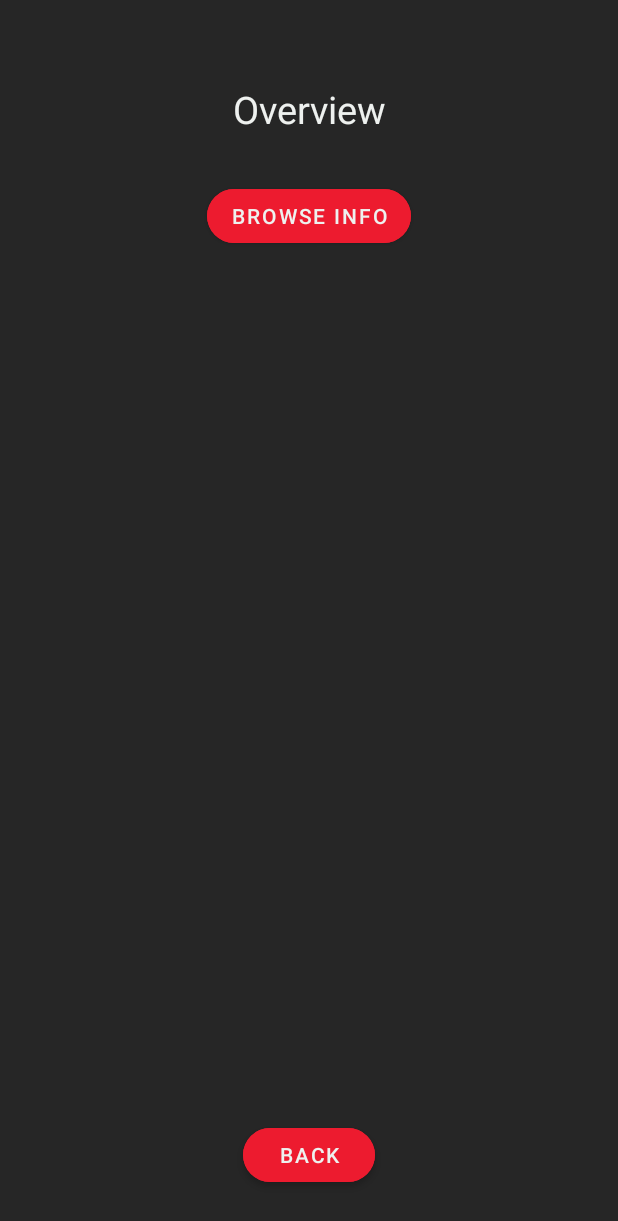
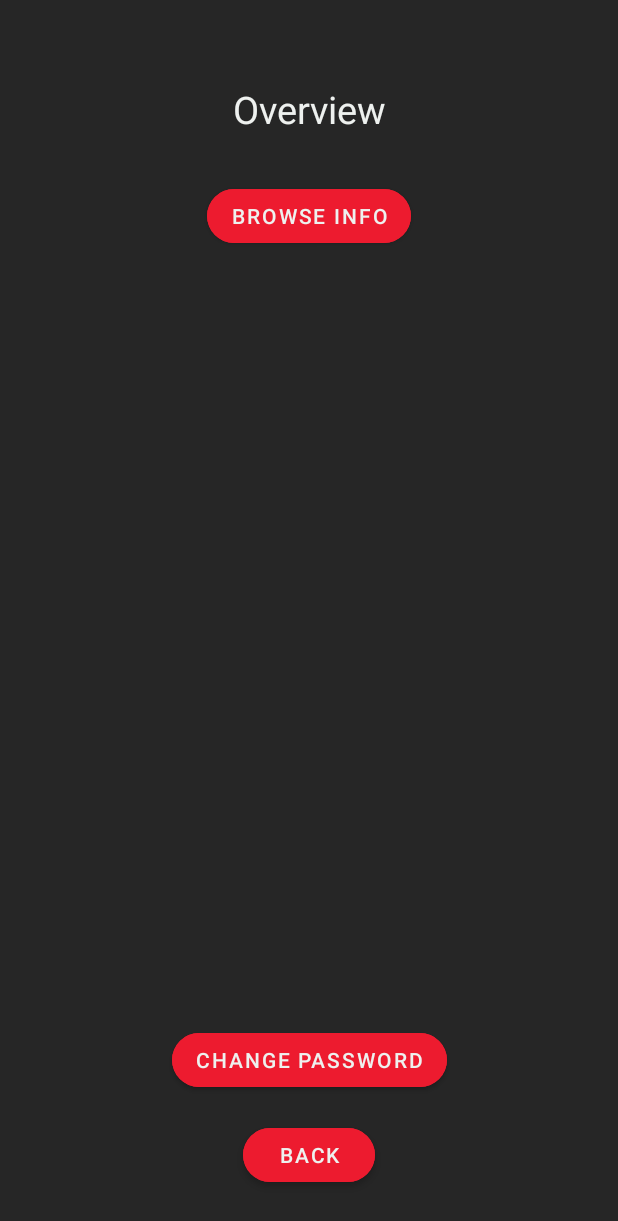
Before and after one commit to McGill-ECSE321-Fall2021/project-group-12, an Android app: the layout manageaccount_page.xml on its own in the app's theme, with its tools: preview values and no code run, on a phone screen of 412 x 824 dp. Shown: the top 1221 px of the screen. Run offline under Robolectric (Android 15) with nearby library versions, the phone set to English and light mode, and no system bars.

Commit message:
Aesthetic Update and Adding changePassword function

```diff
--- a/LibraryAndroid/app/src/main/java/ca/mcgill/ecse321/library_android/HttpUtils.java
+++ b/LibraryAndroid/app/src/main/java/ca/mcgill/ecse321/library_android/HttpUtils.java
@@ -31,6 +31,10 @@ public class HttpUtils {
         client.post(getAbsoluteUrl(url), params, responseHandler);
     }
 
+    public static void put(String url, RequestParams params, AsyncHttpResponseHandler responseHandler) {
+        client.put(getAbsoluteUrl(url), params, responseHandler);
+    }
+
     public static void getByUrl(String url, RequestParams params, AsyncHttpResponseHandler responseHandler) {
         client.get(url, params, responseHandler);
     }
--- a/LibraryAndroid/app/src/main/res/layout/manageaccount_page.xml
+++ b/LibraryAndroid/app/src/main/res/layout/manageaccount_page.xml
@@ -1,21 +1,10 @@
 <?xml version="1.0" encoding="utf-8"?>
 <androidx.constraintlayout.widget.ConstraintLayout xmlns:android="http://schemas.android.com/apk/res/android"
     xmlns:app="http://schemas.android.com/apk/res-auto"
-    xmlns:tools="http://schemas.android.com/tools"
     android:layout_width="match_parent"
     android:layout_height="match_parent"
     android:background="@color/dark_color"
     app:layout_behavior="@string/appbar_scrolling_view_behavior">
-
-    <LinearLayout
-        android:layout_width="match_parent"
-        android:layout_height="wrap_content"
-        android:orientation="vertical"
-        app:layout_constraintLeft_toLeftOf="parent"
-        app:layout_constraintRight_toRightOf="parent"
-        app:layout_constraintTop_toTopOf="parent">
-
-    </LinearLayout>
 
     <TextView
         android:id="@+id/manageaccount_error"
@@ -48,6 +37,7 @@
         app:layout_constraintTop_toTopOf="parent" />
 
     <Button
+        android:id="@+id/button_manageAccount_toOnlineuser"
         android:layout_width="wrap_content"
         android:layout_height="wrap_content"
         android:layout_gravity="center"
@@ -65,7 +55,7 @@
         app:layout_constraintStart_toStartOf="parent" />
 
     <Button
-        android:id="@+id/button"
+        android:id="@+id/button_showUserInfo"
         android:layout_width="wrap_content"
         android:layout_height="wrap_content"
         android:layout_gravity="center"
@@ -82,6 +72,24 @@
         app:layout_constraintStart_toStartOf="parent"
         app:layout_constraintTop_toBottomOf="@+id/accountManagement_text" />
 
+    <Button
+        android:id="@+id/button_changePassword"
+        android:layout_width="wrap_content"
+        android:layout_height="wrap_content"
+        android:layout_gravity="center"
+        android:layout_marginStart="153dp"
+        android:layout_marginEnd="153dp"
+        android:layout_marginBottom="15dp"
+        android:backgroundTint="@color/primary_color"
+        android:gravity="center"
+        android:onClick="toChangePassword"
+        android:text="@string/onlineUser_manageAccount_changePassword_text"
+        android:textColor="@color/light_color"
+        app:cornerRadius="100px"
+        app:layout_constraintBottom_toTopOf="@+id/button_manageAccount_toOnlineuser"
+        app:layout_constraintEnd_toEndOf="parent"
+        app:layout_constraintStart_toStartOf="parent" />
+
     <TextView
         android:id="@+id/accountManagement_username_text"
         android:layout_width="wrap_content"
@@ -97,7 +105,7 @@
         android:textSize="15sp"
         app:layout_constraintEnd_toEndOf="parent"
         app:layout_constraintStart_toStartOf="parent"
-        app:layout_constraintTop_toBottomOf="@+id/button" />
+        app:layout_constraintTop_toBottomOf="@+id/button_showUserInfo" />
 
     <TextView
         android:id="@+id/accountManagement_email_text"
```
Also changed, not shown: LibraryAndroid/app/src/main/java/ca/mcgill/ecse321/library_android/MainActivity.java (+54 -0 lines), LibraryAndroid/app/src/main/res/layout/changepassword_page.xml (added, +130 -0 lines), LibraryAndroid/app/src/main/res/layout/onlineuser_page.xml (+11 -6 lines), LibraryAndroid/app/src/main/res/values/strings.xml (+7 -0 lines).
